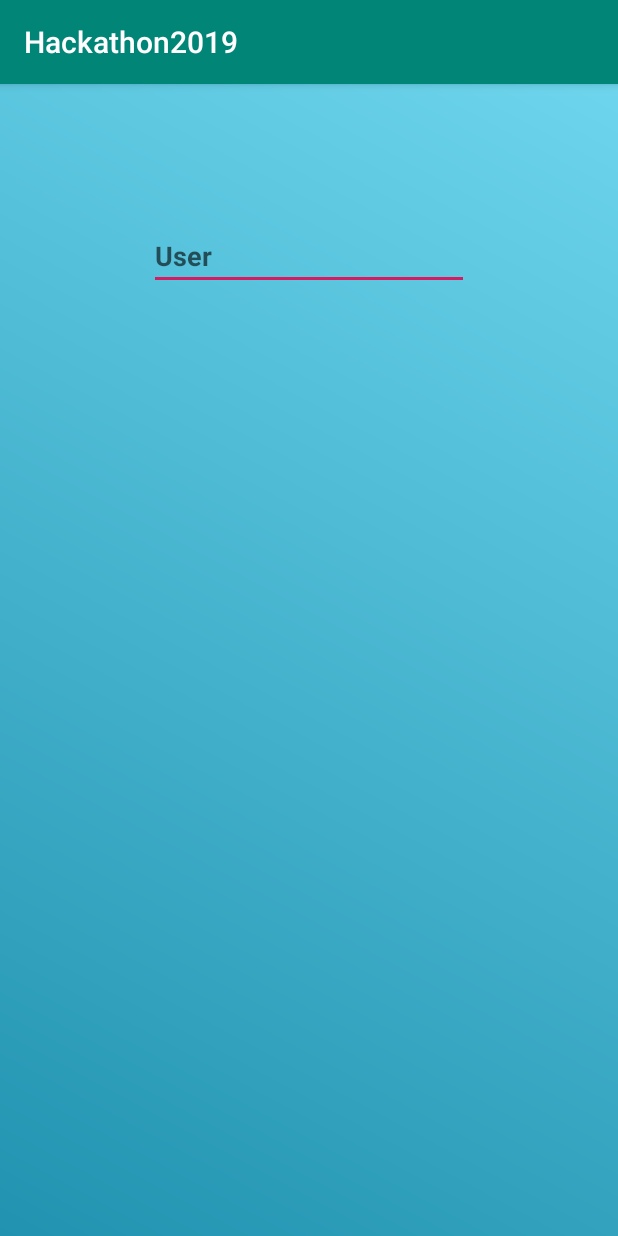
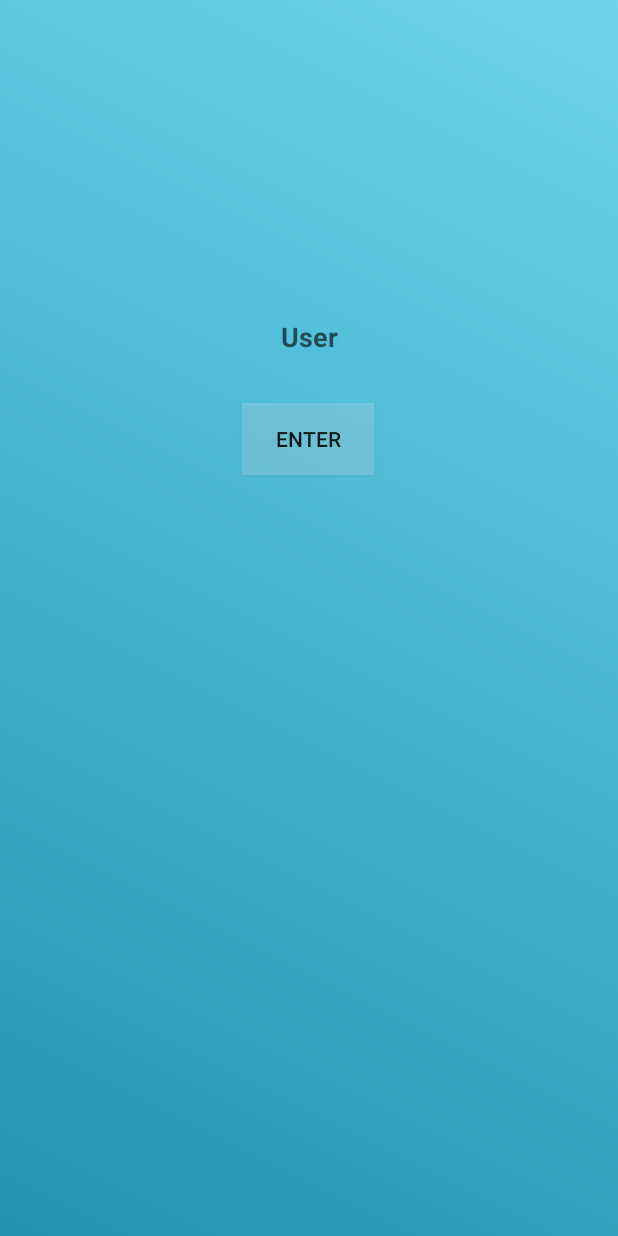
Before and after one commit to Dckooker/PollPlay, an Android app: the screen it shows after launch (splashActivity), on a phone screen of 412 x 824 dp. Run offline under Robolectric (Android 15) with nearby library versions, the phone set to English and light mode, and no system bars.

Commit message:
Splash page finished and main page created.

```diff
--- a/app/src/main/AndroidManifest.xml
+++ b/app/src/main/AndroidManifest.xml
@@ -9,10 +9,12 @@
         android:roundIcon="@mipmap/ic_launcher_round"
         android:supportsRtl="true"
         android:theme="@style/AppTheme">
+        <activity android:name=".mainActivity"></activity>
         <activity android:name=".splashActivity">
             <intent-filter>
-                <action android:name="android.intent.action.MAIN"/>
-                <category android:name="android.intent.category.LAUNCHER"/>
+                <action android:name="android.intent.action.MAIN" />
+
+                <category android:name="android.intent.category.LAUNCHER" />
             </intent-filter>
         </activity>
     </application>
--- a/app/src/main/java/com/example/hackathon2019/splashActivity.java
+++ b/app/src/main/java/com/example/hackathon2019/splashActivity.java
@@ -2,13 +2,43 @@ package com.example.hackathon2019;
 
 import androidx.appcompat.app.AppCompatActivity;
 
+import android.content.Intent;
 import android.os.Bundle;
+import android.view.View;
+import android.widget.Button;
+import android.widget.EditText;
 
 public class splashActivity extends AppCompatActivity {
+
+    EditText etUser;
+    Button btEnter;
 
     @Override
     protected void onCreate(Bundle savedInstanceState) {
         super.onCreate(savedInstanceState);
         setContentView(R.layout.activity_splash);
+
+        etUser = findViewById(R.id.et_user);
+        btEnter = findViewById(R.id.bt_enter);
+
+
+        btEnter.setOnClickListener(new View.OnClickListener() {
+            @Override
+            public void onClick(View v) {
+                btEnterMethod();
+            }
+        });
     }
+
+    private void btEnterMethod() {
+        String user = etUser.getText().toString();
+
+        Intent next = new Intent(splashActivity.this, mainActivity.class);
+        next.putExtra("USER", user);
+        startActivity(next);
+        finish();
+    }
+
+
+
 }
--- a/app/src/main/res/layout/activity_splash.xml
+++ b/app/src/main/res/layout/activity_splash.xml
@@ -8,11 +8,14 @@
     tools:context=".splashActivity">
 
     <EditText
-        android:id="@+id/et_enter"
+        android:id="@+id/et_user"
         android:layout_width="wrap_content"
         android:layout_height="wrap_content"
-        android:layout_marginTop="92dp"
+        android:layout_marginTop="212dp"
+        android:background="#00F8F8F8"
+        android:ellipsize="start"
         android:ems="10"
+        android:gravity="center_horizontal"
         android:hint="User"
         android:inputType="textPersonName"
         android:textColor="#FFFFFF"
@@ -20,4 +23,16 @@
         app:layout_constraintEnd_toEndOf="parent"
         app:layout_constraintStart_toStartOf="parent"
         app:layout_constraintTop_toTopOf="parent" />
+
+    <Button
+        android:id="@+id/bt_enter"
+        android:layout_width="wrap_content"
+        android:layout_height="wrap_content"
+        android:layout_marginTop="32dp"
+        android:background="#33EEEEEE"
+        android:text="Enter"
+        app:layout_constraintEnd_toEndOf="parent"
+        app:layout_constraintHorizontal_bias="0.498"
+        app:layout_constraintStart_toStartOf="parent"
+        app:layout_constraintTop_toBottomOf="@+id/et_user" />
 </androidx.constraintlayout.widget.ConstraintLayout>
--- a/app/src/main/res/values/colors.xml
+++ b/app/src/main/res/values/colors.xml
@@ -2,5 +2,5 @@
 <resources>
     <color name="colorPrimary">#008577</color>
     <color name="colorPrimaryDark">#00574B</color>
-    <color name="colorAccent">#D81B60</color>
+    <color name="colorAccent">#FFFFFF</color>
 </resources>
--- a/app/src/main/res/values/styles.xml
+++ b/app/src/main/res/values/styles.xml
@@ -1,7 +1,7 @@
 <resources>
 
     <!-- Base application theme. -->
-    <style name="AppTheme" parent="Theme.AppCompat.Light.DarkActionBar">
+    <style name="AppTheme" parent="Theme.AppCompat.Light.NoActionBar">
         <!-- Customize your theme here. -->
         <item name="colorPrimary">@color/colorPrimary</item>
         <item name="colorPrimaryDark">@color/colorPrimaryDark</item>
```
Also changed, not shown: app/src/main/java/com/example/hackathon2019/mainActivity.java (added, +14 -0 lines), app/src/main/res/layout/activity_main.xml (added, +9 -0 lines).
